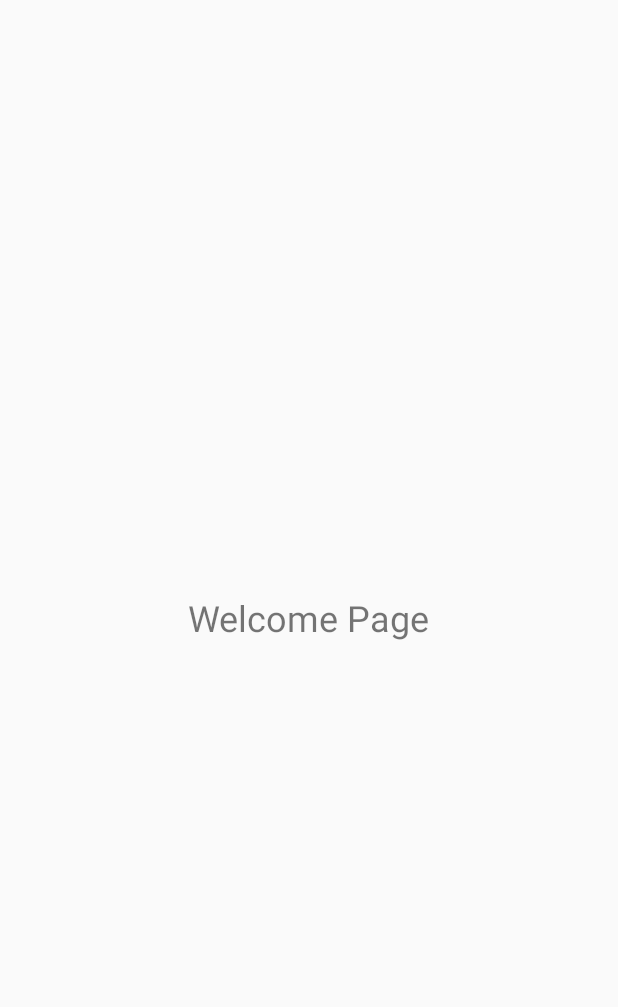
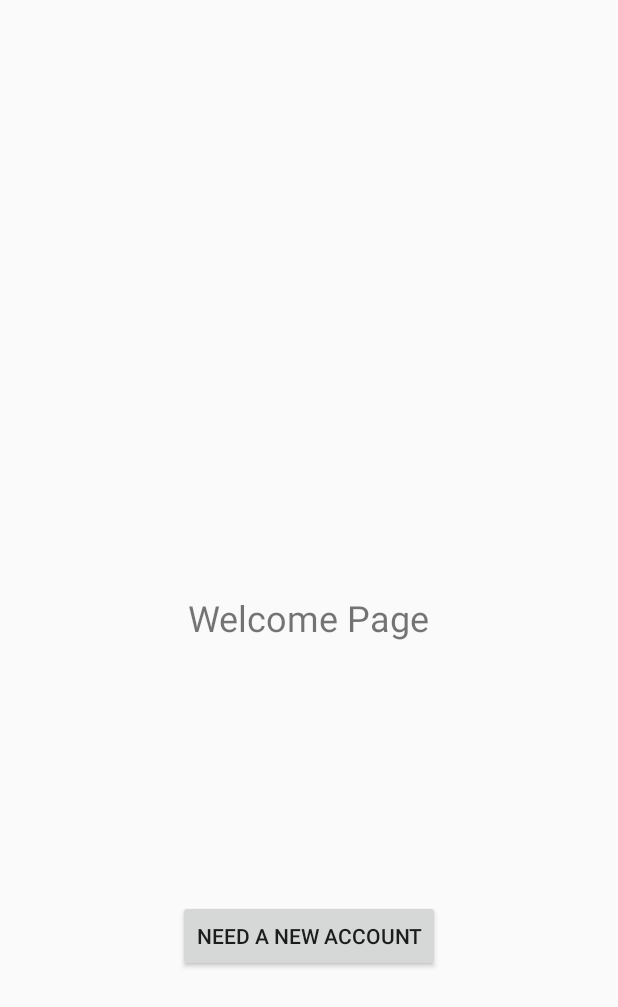
Before and after one commit to SandeepTile/Android-Chat-App, an Android app: the screen it shows after launch (StartActivity), on a phone screen of 412 x 824 dp. Before the commit the part shown is almost empty. Shown: the top 1007 px of the screen. Run offline under Robolectric (Android 15) with nearby library versions, the phone set to English and light mode, and no system bars; our stand-ins replace Firebase (no records; nobody signed in at launch, a user with empty details on screens opened directly).

Commit message:
register user

```diff
--- a/app/build.gradle
+++ b/app/build.gradle
@@ -21,6 +21,7 @@ android {
 dependencies {
     implementation fileTree(dir: 'libs', include: ['*.jar'])
     implementation 'com.android.support:appcompat-v7:27.1.0'
+    implementation 'com.android.support:design:27.1.0'
     implementation 'com.android.support.constraint:constraint-layout:1.0.2'
     implementation 'com.google.firebase:firebase-auth:11.6.0'
     testImplementation 'junit:junit:4.12'
--- a/app/src/main/AndroidManifest.xml
+++ b/app/src/main/AndroidManifest.xml
@@ -1,6 +1,8 @@
 <?xml version="1.0" encoding="utf-8"?>
 <manifest xmlns:android="http://schemas.android.com/apk/res/android"
     package="com.example.sandy.androidchatapp">
+
+    <uses-permission android:name="android.permission.INTERNET" />
 
     <application
         android:allowBackup="true"
@@ -16,7 +18,8 @@
                 <category android:name="android.intent.category.LAUNCHER" />
             </intent-filter>
         </activity>
-        <activity android:name=".StartActivity"></activity>
+        <activity android:name=".StartActivity" />
+        <activity android:name=".RegisterActivity"></activity>
     </application>
 
 </manifest>
--- a/app/src/main/java/com/example/sandy/androidchatapp/StartActivity.java
+++ b/app/src/main/java/com/example/sandy/androidchatapp/StartActivity.java
@@ -1,13 +1,29 @@
 package com.example.sandy.androidchatapp;
 
+import android.content.Intent;
 import android.support.v7.app.AppCompatActivity;
 import android.os.Bundle;
+import android.view.View;
+import android.widget.Button;
 
 public class StartActivity extends AppCompatActivity {
+
+    private Button mRegBtn;
 
     @Override
     protected void onCreate(Bundle savedInstanceState) {
         super.onCreate(savedInstanceState);
         setContentView(R.layout.activity_start);
+
+        mRegBtn=(Button)findViewById(R.id.start_reg_btn);
+
+        mRegBtn.setOnClickListener(new View.OnClickListener() {
+            @Override
+            public void onClick(View v) {
+
+                Intent reg_Intent=new Intent(StartActivity.this,RegisterActivity.class);
+                startActivity(reg_Intent);
+            }
+        });
     }
 }
--- a/app/src/main/res/layout/activity_start.xml
+++ b/app/src/main/res/layout/activity_start.xml
@@ -13,4 +13,13 @@
         android:layout_centerInParent="true"
         android:text="Welcome Page"
         android:textSize="24dp" />
+
+    <Button
+        android:id="@+id/start_reg_btn"
+        android:layout_width="wrap_content"
+        android:layout_height="wrap_content"
+        android:layout_alignParentBottom="true"
+        android:layout_centerHorizontal="true"
+        android:layout_marginBottom="176dp"
+        android:text="NEED A NEW ACCOUNT" />
 </RelativeLayout>
--- a/app/src/main/res/values/strings.xml
+++ b/app/src/main/res/values/strings.xml
@@ -1,3 +1,6 @@
 <resources>
     <string name="app_name">Android Chat App</string>
+    <string name="email">Email</string>
+    <string name="display_name">Display Name</string>
+    <string name="password">Password</string>
 </resources>
```
Also changed, not shown: app/src/main/java/com/example/sandy/androidchatapp/RegisterActivity.java (added, +73 -0 lines), app/src/main/res/layout/activity_register.xml (added, +46 -0 lines).
